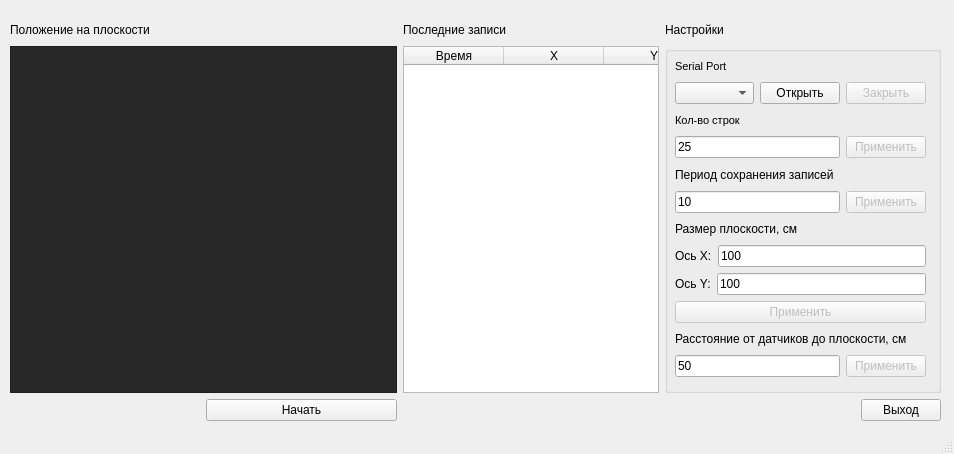
hvnshwt/Arduino-PyQt-Locator, file window1_2.ui: the form before one commit.
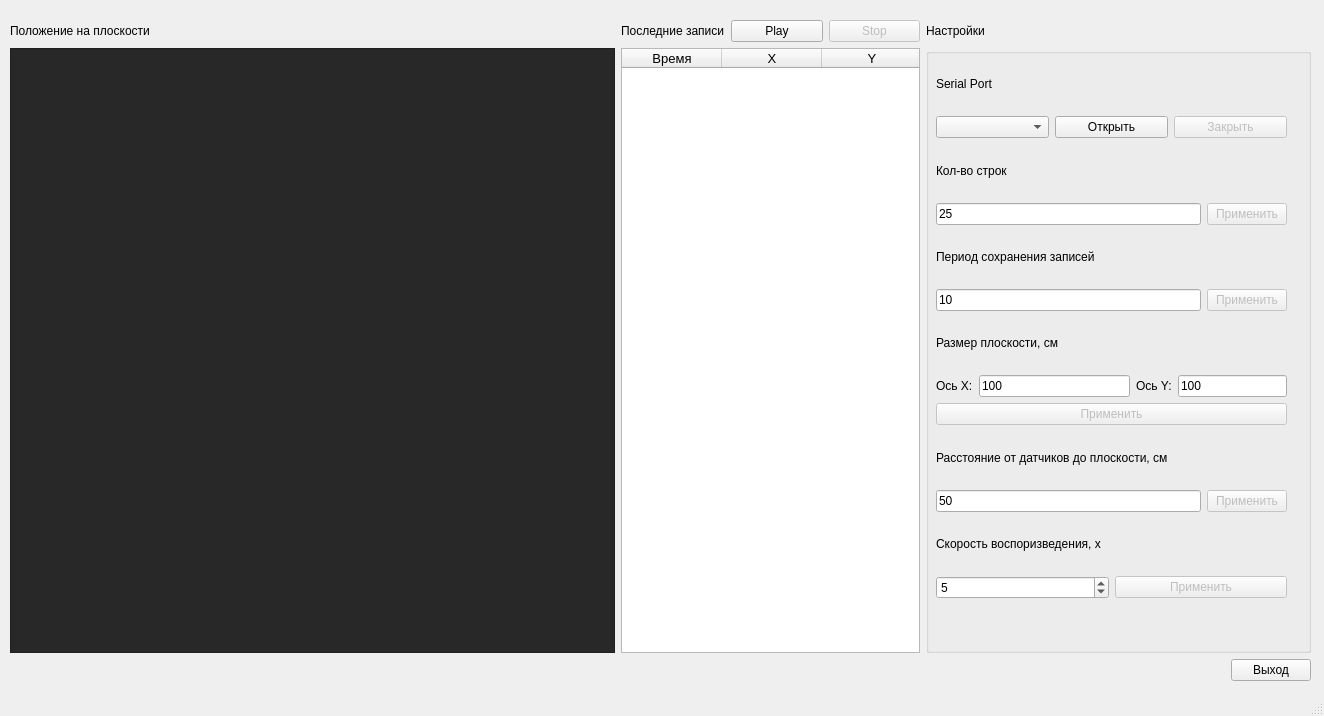
The form after the commit. Custom widgets are drawn as their Qt base class.

The edit to the form file:
```diff
--- a/window1_2.ui
+++ b/window1_2.ui
@@ -6,8 +6,8 @@
    <rect>
     <x>0</x>
     <y>0</y>
-    <width>954</width>
-    <height>454</height>
+    <width>1324</width>
+    <height>716</height>
    </rect>
   </property>
   <property name="windowTitle">
@@ -19,10 +19,15 @@
      <rect>
       <x>10</x>
       <y>20</y>
-      <width>931</width>
-      <height>421</height>
+      <width>1301</width>
+      <height>681</height>
      </rect>
     </property>
+    <property name="font">
+     <font>
+      <pointsize>9</pointsize>
+     </font>
+    </property>
     <layout class="QGridLayout" name="gridLayout">
      <item row="2" column="3">
       <spacer name="horizontalSpacer_3">
@@ -37,12 +42,46 @@
        </property>
       </spacer>
      </item>
-     <item row="2" column="4">
-      <widget class="QPushButton" name="exit_btn">
-       <property name="text">
-        <string>Выход</string>
+     <item row="0" column="1">
+      <spacer name="horizontalSpacer_4">
+       <property name="orientation">
+        <enum>Qt::Horizontal</enum>
        </property>
-      </widget>
+       <property name="sizeHint" stdset="0">
+        <size>
+         <width>40</width>
+         <height>20</height>
+        </size>
+       </property>
+      </spacer>
+     </item>
+     <item row="0" column="2">
+      <layout class="QHBoxLayout" name="horizontalLayout_8">
+       <item>
+        <widget class="QLabel" name="label_2">
+         <property name="text">
+          <string>Последние записи</string>
+         </property>
+        </widget>
+       </item>
+       <item>
+        <widget class="QPushButton" name="play_animation_btn">
+         <property name="text">
+          <string>Play</string>
+         </property>
+        </widget>
+       </item>
+       <item>
+        <widget class="QPushButton" name="stop_animation_btn">
+         <property name="enabled">
+          <bool>false</bool>
+         </property>
+         <property name="text">
+          <string>Stop</string>
+         </property>
+        </widget>
+       </item>
+      </layout>
      </item>
      <item row="0" column="0">
       <widget class="QLabel" name="label">
@@ -51,55 +90,26 @@
        </property>
       </widget>
      </item>
-     <item row="0" column="2">
-      <widget class="QLabel" name="label_2">
-       <property name="text">
-        <string>Последние записи</string>
-       </property>
-      </widget>
-     </item>
-     <item row="2" column="0">
-      <spacer name="horizontalSpacer_2">
-       <property name="orientation">
-        <enum>Qt::Horizontal</enum>
-       </property>
-       <property name="sizeHint" stdset="0">
-        <size>
-         <width>40</width>
-         <height>20</height>
-        </size>
-       </property>
-      </spacer>
-     </item>
      <item row="0" column="3">
       <widget class="QLabel" name="label_3">
+       <property name="font">
+        <font>
+         <pointsize>9</pointsize>
+        </font>
+       </property>
        <property name="text">
         <string>Настройки</string>
        </property>
       </widget>
      </item>
-     <item row="1" column="0" colspan="2">
-      <widget class="PlotWidget" name="graphicsView">
-       <property name="styleSheet">
-        <string notr="true">background-color: rgb(40, 40, 40);</string>
-       </property>
-      </widget>
-     </item>
-     <item row="0" column="1">
-      <spacer name="horizontalSpacer_4">
-       <property name="orientation">
-        <enum>Qt::Horizontal</enum>
-       </property>
-       <property name="sizeHint" stdset="0">
-        <size>
-         <width>40</width>
-         <height>20</height>
-        </size>
-       </property>
-      </spacer>
-     </item>
      <item row="1" column="2">
       <widget class="QTableWidget" name="tableWidget">
+       <property name="font">
+        <font>
+         <family>MS Shell Dlg 2</family>
+         <pointsize>10</pointsize>
+        </font>
+       </property>
        <property name="horizontalScrollBarPolicy">
         <enum>Qt::ScrollBarAlwaysOff</enum>
        </property>
@@ -123,46 +133,36 @@
        </column>
       </widget>
      </item>
-     <item row="3" column="0" colspan="5">
-      <spacer name="horizontalSpacer">
-       <property name="orientation">
-        <enum>Qt::Horizontal</enum>
-       </property>
-       <property name="sizeHint" stdset="0">
-        <size>
-         <width>838</width>
-         <height>20</height>
-        </size>
-       </property>
-      </spacer>
-     </item>
-     <item row="2" column="1">
-      <widget class="QPushButton" name="start_btn">
-       <property name="text">
-        <string>Начать</string>
-       </property>
-      </widget>
-     </item>
      <item row="1" column="3" colspan="2">
       <widget class="QGroupBox" name="settings_boc">
+       <property name="font">
+        <font>
+         <pointsize>9</pointsize>
+        </font>
+       </property>
        <property name="title">
         <string/>
        </property>
-       <widget class="QWidget" name="">
+       <widget class="QWidget" name="layoutWidget">
         <property name="geometry">
          <rect>
           <x>10</x>
           <y>10</y>
-          <width>251</width>
-          <height>321</height>
+          <width>351</width>
+          <height>541</height>
          </rect>
         </property>
+        <property name="font">
+         <font>
+          <pointsize>9</pointsize>
+         </font>
+        </property>
         <layout class="QVBoxLayout" name="verticalLayout">
          <item>
           <widget class="QLabel" name="label_4">
            <property name="font">
             <font>
-             <pointsize>8</pointsize>
+             <pointsize>9</pointsize>
             </font>
            </property>
            <property name="text">
@@ -173,10 +173,21 @@
          <item>
           <layout class="QHBoxLayout" name="horizontalLayout">
            <item>
-            <widget class="QComboBox" name="comboBox"/>
+            <widget class="QComboBox" name="comboBox">
+             <property name="font">
+              <font>
+               <pointsize>9</pointsize>
+              </font>
+             </property>
+            </widget>
            </item>
            <item>
             <widget class="QPushButton" name="open_btn">
+             <property name="font">
+              <font>
+               <pointsize>9</pointsize>
+              </font>
+             </property>
              <property name="text">
               <string>Открыть</string>
              </property>
@@ -187,6 +198,11 @@
              <property name="enabled">
               <bool>false</bool>
              </property>
+             <property name="font">
+              <font>
+               <pointsize>9</pointsize>
+              </font>
+             </property>
              <property name="text">
               <string>Закрыть</string>
              </property>
@@ -198,7 +214,7 @@
           <widget class="QLabel" name="label_5">
            <property name="font">
             <font>
-             <pointsize>8</pointsize>
+             <pointsize>9</pointsize>
             </font>
            </property>
            <property name="text">
@@ -210,6 +226,11 @@
           <layout class="QHBoxLayout" name="horizontalLayout_2">
            <item>
             <widget class="QLineEdit" name="amount_lineEdit">
+             <property name="font">
+              <font>
+               <pointsize>9</pointsize>
+              </font>
+             </property>
              <property name="text">
               <string>25</string>
              </property>
@@ -220,6 +241,11 @@
              <property name="enabled">
               <bool>false</bool>
              </property>
+             <property name="font">
+              <font>
+               <pointsize>9</pointsize>
+              </font>
+             </property>
              <property name="text">
               <string>Применить</string>
              </property>
@@ -229,6 +255,11 @@
          </item>
          <item>
           <widget class="QLabel" name="label_6">
+           <property name="font">
+            <font>
+             <pointsize>9</pointsize>
+            </font>
+           </property>
            <property name="text">
             <string>Период сохранения записей</string>
            </property>
@@ -238,6 +269,11 @@
           <layout class="QHBoxLayout" name="horizontalLayout_3">
            <item>
             <widget class="QLineEdit" name="period_lineEdit">
+             <property name="font">
+              <font>
+               <pointsize>9</pointsize>
+              </font>
+             </property>
              <property name="text">
               <string>10</string>
              </property>
@@ -248,6 +284,11 @@
              <property name="enabled">
               <bool>false</bool>
              </property>
+             <property name="font">
+              <font>
+               <pointsize>9</pointsize>
+              </font>
+             </property>
              <property name="text">
               <string>Применить</string>
              </property>
@@ -257,6 +298,11 @@
          </item>
          <item>
           <widget class="QLabel" name="label_7">
+           <property name="font">
+            <font>
+             <pointsize>9</pointsize>
+            </font>
+           </property>
            <property name="text">
             <string>Размер плоскости, см</string>
            </property>
@@ -268,6 +314,11 @@
             <layout class="QHBoxLayout" name="horizontalLayout_5">
              <item>
               <widget class="QLabel" name="label_8">
+               <property name="font">
+                <font>
+                 <pointsize>9</pointsize>
+                </font>
+               </property>
                <property name="text">
                 <string>Ось X:</string>
                </property>
@@ -275,28 +326,43 @@
              </item>
              <item>
               <widget class="QLineEdit" name="size_x_lineEdit">
+               <property name="font">
+                <font>
+                 <pointsize>9</pointsize>
+                </font>
+               </property>
                <property name="text">
                 <string>100</string>
                </property>
               </widget>
              </item>
-            </layout>
-           </item>
-           <item>
-            <layout class="QHBoxLayout" name="horizontalLayout_4">
              <item>
-              <widget class="QLabel" name="label_9">
-               <property name="text">
-                <string>Ось Y:</string>
-               </property>
-              </widget>
-             </item>
-             <item>
-              <widget class="QLineEdit" name="size_y_lineEdit">
-               <property name="text">
-                <string>100</string>
-               </property>
-              </widget>
+              <layout class="QHBoxLayout" name="horizontalLayout_4">
+               <item>
+                <widget class="QLabel" name="label_9">
+                 <property name="font">
+                  <font>
+                   <pointsize>9</pointsize>
+                  </font>
+                 </property>
+                 <property name="text">
+                  <string>Ось Y:</string>
+                 </property>
+                </widget>
+               </item>
+               <item>
+                <widget class="QLineEdit" name="size_y_lineEdit">
+                 <property name="font">
+                  <font>
+                   <pointsize>9</pointsize>
+                  </font>
+                 </property>
+                 <property name="text">
+                  <string>100</string>
+                 </property>
+                </widget>
+               </item>
+              </layout>
              </item>
             </layout>
            </item>
@@ -305,6 +371,11 @@
              <property name="enabled">
               <bool>false</bool>
              </property>
+             <property name="font">
+              <font>
+               <pointsize>9</pointsize>
+              </font>
+             </property>
              <property name="text">
               <string>Применить</string>
              </property>
@@ -314,6 +385,11 @@
          </item>
          <item>
           <widget class="QLabel" name="label_10">
+           <property name="font">
+            <font>
+             <pointsize>9</pointsize>
+            </font>
+           </property>
            <property name="text">
             <string>Расстояние от датчиков до плоскости, см</string>
            </property>
@@ -323,9 +399,17 @@
           <layout class="QHBoxLayout" name="horizontalLayout_6">
            <item>
             <widget class="QLineEdit" name="distance_lineEdit">
+             <property name="font">
+              <font>
+               <pointsize>9</pointsize>
+              </font>
+             </property>
              <property name="text">
               <string>50</string>
              </property>
+             <property name="clearButtonEnabled">
+              <bool>false</bool>
+             </property>
             </widget>
            </item>
            <item>
@@ -333,6 +417,60 @@
              <property name="enabled">
               <bool>false</bool>
              </property>
+             <property name="font">
+              <font>
+               <pointsize>9</pointsize>
+              </font>
+             </property>
+             <property name="text">
+              <string>Применить</string>
+             </property>
+            </widget>
+           </item>
+          </layout>
+         </item>
+         <item>
+          <widget class="QLabel" name="label_11">
+           <property name="font">
+            <font>
+             <pointsize>9</pointsize>
+            </font>
+           </property>
+           <property name="text">
+            <string>Скорость воспоризведения, х</string>
+           </property>
+          </widget>
+         </item>
+         <item>
+          <layout class="QHBoxLayout" name="horizontalLayout_7">
+           <item>
+            <widget class="QSpinBox" name="spinBox">
+             <property name="font">
+              <font>
+               <pointsize>9</pointsize>
+              </font>
+             </property>
+             <property name="minimum">
+              <number>1</number>
+             </property>
+             <property name="maximum">
+              <number>10</number>
+             </property>
+             <property name="value">
+              <number>5</number>
+             </property>
+            </widget>
+           </item>
+           <item>
+            <widget class="QPushButton" name="pushButton">
+             <property name="enabled">
+              <bool>false</bool>
+             </property>
+             <property name="font">
+              <font>
+               <pointsize>9</pointsize>
+              </font>
+             </property>
              <property name="text">
               <string>Применить</string>
              </property>
@@ -344,6 +482,46 @@
        </widget>
       </widget>
      </item>
+     <item row="2" column="0">
+      <spacer name="horizontalSpacer_2">
+       <property name="orientation">
+        <enum>Qt::Horizontal</enum>
+       </property>
+       <property name="sizeHint" stdset="0">
+        <size>
+         <width>40</width>
+         <height>20</height>
+        </size>
+       </property>
+      </spacer>
+     </item>
+     <item row="3" column="0" colspan="5">
+      <spacer name="horizontalSpacer">
+       <property name="orientation">
+        <enum>Qt::Horizontal</enum>
+       </property>
+       <property name="sizeHint" stdset="0">
+        <size>
+         <width>838</width>
+         <height>20</height>
+        </size>
+       </property>
+      </spacer>
+     </item>
+     <item row="1" column="0" colspan="2">
+      <widget class="PlotWidget" name="graphicsView">
+       <property name="styleSheet">
+        <string notr="true">background-color: rgb(40, 40, 40);</string>
+       </property>
+      </widget>
+     </item>
+     <item row="2" column="4">
+      <widget class="QPushButton" name="exit_btn">
+       <property name="text">
+        <string>Выход</string>
+       </property>
+      </widget>
+     </item>
     </layout>
    </widget>
   </widget>
@@ -352,7 +530,7 @@
     <rect>
      <x>0</x>
      <y>0</y>
-     <width>954</width>
+     <width>1324</width>
      <height>21</height>
     </rect>
    </property>
```
